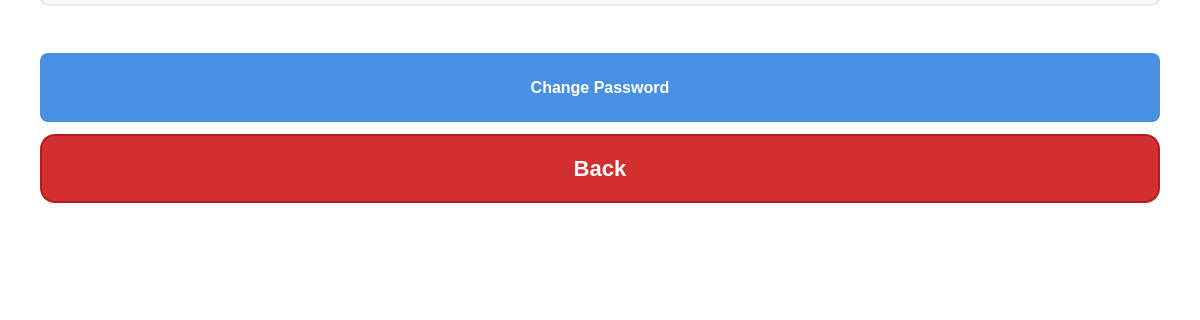
Before: the Qt Designer form FrontEnd/ProfilePage/profilepage.ui in Patrickwalsh33/EPICFileShareClient, drawn with Qt 5; both pictures show x 0 to 1200 and y 580 to 900 of the 1200 by 900 pixel window.
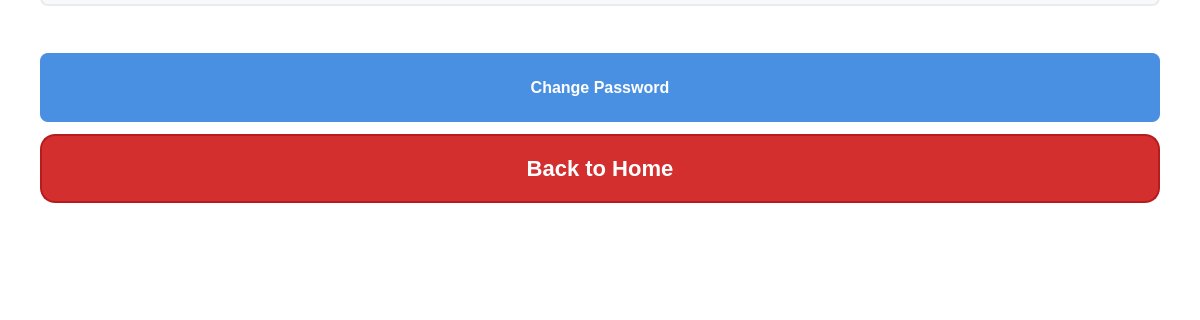
After: the same form once the commit is applied.

Commit message: updating back button

The edit to the form file:
```diff
--- a/FrontEnd/ProfilePage/profilepage.ui
+++ b/FrontEnd/ProfilePage/profilepage.ui
@@ -275,7 +275,7 @@
       <string notr="true">background-color: #D32F2F; color: white; border: 2px solid #B71C1C; border-radius: 15px; padding: 10px; font-weight: bold; font-size: 22px;</string>
      </property>
      <property name="text">
-      <string>Back</string>
+      <string>Back to Home</string>
      </property>
     </widget>
    </item>
```
